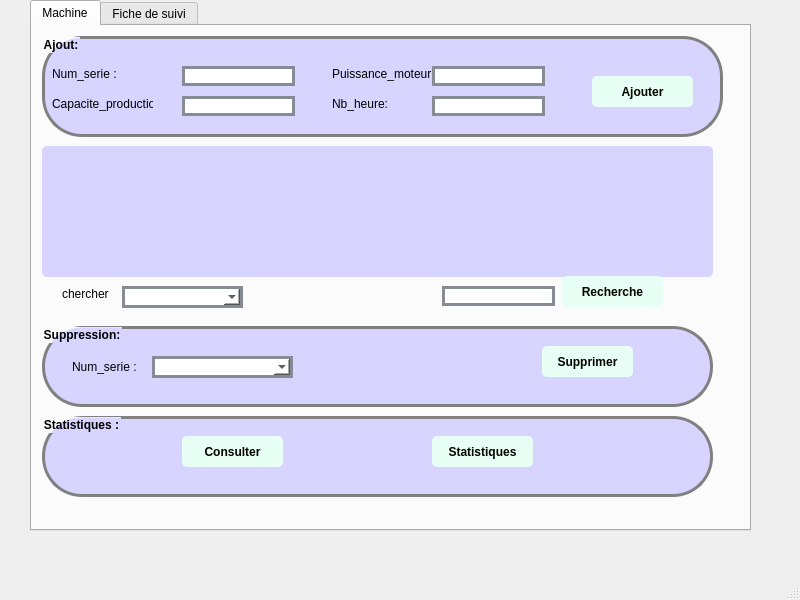
Old version of the form GestionMachine/mainwindow.ui in the repository malekelfekih/Smart_Factory_2A9.
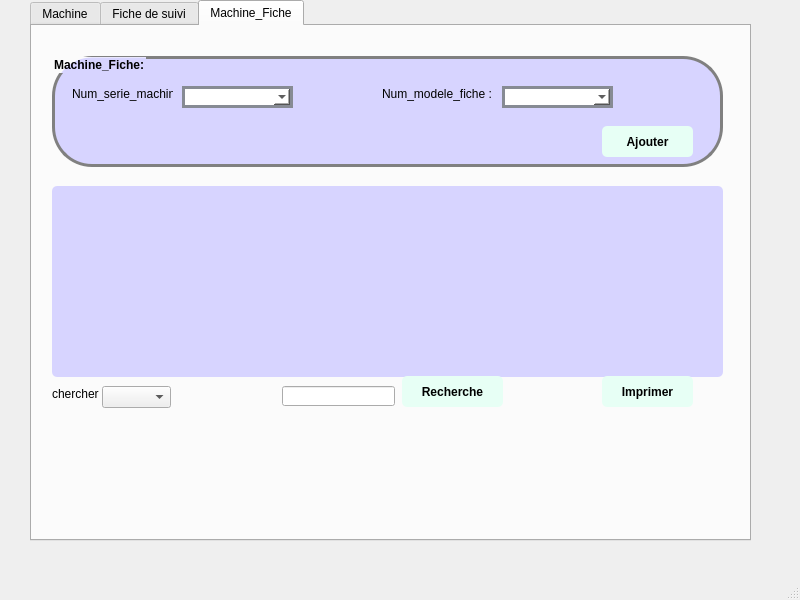
New version of the form. The open tabs and pages were chosen to show the change.

Diff of the .ui file:
```diff
--- a/GestionMachine/mainwindow.ui
+++ b/GestionMachine/mainwindow.ui
@@ -20,7 +20,7 @@
       <x>30</x>
       <y>0</y>
       <width>721</width>
-      <height>531</height>
+      <height>541</height>
      </rect>
     </property>
     <property name="currentIndex">
@@ -612,37 +612,6 @@
 }</string>
        </property>
       </widget>
-      <widget class="QLabel" name="label_13">
-       <property name="geometry">
-        <rect>
-         <x>20</x>
-         <y>90</y>
-         <width>101</width>
-         <height>16</height>
-        </rect>
-       </property>
-       <property name="text">
-        <string>Num_serie_machine :</string>
-       </property>
-      </widget>
-      <widget class="QComboBox" name="comboBoxnummachine">
-       <property name="geometry">
-        <rect>
-         <x>140</x>
-         <y>90</y>
-         <width>111</width>
-         <height>22</height>
-        </rect>
-       </property>
-       <property name="styleSheet">
-        <string notr="true">QComboBox {
-	font: 75 8pt &quot;MS Shell Dlg 2&quot;;
-border: 3px solid #878b94;
-border-radius: 40pxt;
-background: white;
-}</string>
-       </property>
-      </widget>
       <widget class="QComboBox" name="comboBoxetat">
        <property name="geometry">
         <rect>
@@ -999,31 +968,6 @@
 </string>
       </property>
      </widget>
-     <widget class="QPushButton" name="pushButtonimprimer">
-      <property name="geometry">
-       <rect>
-        <x>570</x>
-        <y>260</y>
-        <width>91</width>
-        <height>31</height>
-       </rect>
-      </property>
-      <property name="styleSheet">
-       <string notr="true">QPushButton {
-padding: 5px;
-border-radius: 5px;
-background-color:#e7fff5;
-font-weight: bold;
-}
-QPushButton:hover
-{
-color :white;
-}</string>
-      </property>
-      <property name="text">
-       <string>Imprimer</string>
-      </property>
-     </widget>
      <widget class="QPushButton" name="pushButtonrecherche1">
       <property name="geometry">
        <rect>
@@ -1099,6 +1043,223 @@
       </property>
      </widget>
     </widget>
+    <widget class="QWidget" name="MachineFiche">
+     <attribute name="title">
+      <string>Machine_Fiche</string>
+     </attribute>
+     <widget class="QGroupBox" name="groupBox_5">
+      <property name="geometry">
+       <rect>
+        <x>20</x>
+        <y>30</y>
+        <width>671</width>
+        <height>111</height>
+       </rect>
+      </property>
+      <property name="styleSheet">
+       <string notr="true">QGroupBox {
+padding: 5px;
+border-radius: 5px;
+font-weight: bold;
+border: 3px solid gray;
+border-radius: 40px;
+background: #d7d4ff;
+}</string>
+      </property>
+      <property name="title">
+       <string>Machine_Fiche:</string>
+      </property>
+      <widget class="QComboBox" name="comboBoxnummachine">
+       <property name="geometry">
+        <rect>
+         <x>130</x>
+         <y>30</y>
+         <width>111</width>
+         <height>22</height>
+        </rect>
+       </property>
+       <property name="styleSheet">
+        <string notr="true">QComboBox {
+	font: 75 8pt &quot;MS Shell Dlg 2&quot;;
+border: 3px solid #878b94;
+border-radius: 40pxt;
+background: white;
+}</string>
+       </property>
+      </widget>
+      <widget class="QLabel" name="label_13">
+       <property name="geometry">
+        <rect>
+         <x>20</x>
+         <y>30</y>
+         <width>101</width>
+         <height>16</height>
+        </rect>
+       </property>
+       <property name="text">
+        <string>Num_serie_machine :</string>
+       </property>
+      </widget>
+      <widget class="QComboBox" name="comboBoxnumfiche">
+       <property name="geometry">
+        <rect>
+         <x>450</x>
+         <y>30</y>
+         <width>111</width>
+         <height>22</height>
+        </rect>
+       </property>
+       <property name="styleSheet">
+        <string notr="true">QComboBox {
+	font: 75 8pt &quot;MS Shell Dlg 2&quot;;
+border: 3px solid #878b94;
+border-radius: 40pxt;
+background: white;
+}</string>
+       </property>
+      </widget>
+      <widget class="QLabel" name="label_6">
+       <property name="geometry">
+        <rect>
+         <x>330</x>
+         <y>30</y>
+         <width>121</width>
+         <height>16</height>
+        </rect>
+       </property>
+       <property name="text">
+        <string>Num_modele_fiche :</string>
+       </property>
+      </widget>
+      <widget class="QPushButton" name="pushButtonajoutermf">
+       <property name="geometry">
+        <rect>
+         <x>550</x>
+         <y>70</y>
+         <width>91</width>
+         <height>31</height>
+        </rect>
+       </property>
+       <property name="styleSheet">
+        <string notr="true">QPushButton {
+padding: 5px;
+border-radius: 5px;
+background-color:#e7fff5;
+font-weight: bold;
+}
+QPushButton:hover
+{
+color :white;
+}</string>
+       </property>
+       <property name="text">
+        <string>Ajouter</string>
+       </property>
+      </widget>
+     </widget>
+     <widget class="QTableView" name="machinefiche">
+      <property name="geometry">
+       <rect>
+        <x>20</x>
+        <y>160</y>
+        <width>671</width>
+        <height>191</height>
+       </rect>
+      </property>
+      <property name="styleSheet">
+       <string notr="true">QTableView {
+padding: 5px;
+border-radius: 5px;
+background-color:#d7d4ff;
+font-weight: bold;
+}
+</string>
+      </property>
+     </widget>
+     <widget class="QPushButton" name="pushButtonimprimer">
+      <property name="geometry">
+       <rect>
+        <x>570</x>
+        <y>350</y>
+        <width>91</width>
+        <height>31</height>
+       </rect>
+      </property>
+      <property name="styleSheet">
+       <string notr="true">QPushButton {
+padding: 5px;
+border-radius: 5px;
+background-color:#e7fff5;
+font-weight: bold;
+}
+QPushButton:hover
+{
+color :white;
+}</string>
+      </property>
+      <property name="text">
+       <string>Imprimer</string>
+      </property>
+     </widget>
+     <widget class="QPushButton" name="pushButtonrecherche1_2">
+      <property name="geometry">
+       <rect>
+        <x>370</x>
+        <y>350</y>
+        <width>101</width>
+        <height>31</height>
+       </rect>
+      </property>
+      <property name="styleSheet">
+       <string notr="true">QPushButton {
+padding: 5px;
+border-radius: 5px;
+background-color:#e7fff5;
+font-weight: bold;
+}
+QPushButton:hover
+{
+color :white;
+}</string>
+      </property>
+      <property name="text">
+       <string>Recherche</string>
+      </property>
+     </widget>
+     <widget class="QLabel" name="label_19">
+      <property name="geometry">
+       <rect>
+        <x>20</x>
+        <y>360</y>
+        <width>141</width>
+        <height>16</height>
+       </rect>
+      </property>
+      <property name="text">
+       <string>chercher</string>
+      </property>
+     </widget>
+     <widget class="QComboBox" name="comboBoxchercher11">
+      <property name="geometry">
+       <rect>
+        <x>70</x>
+        <y>360</y>
+        <width>69</width>
+        <height>22</height>
+       </rect>
+      </property>
+     </widget>
+     <widget class="QLineEdit" name="LEchercher11">
+      <property name="geometry">
+       <rect>
+        <x>250</x>
+        <y>360</y>
+        <width>113</width>
+        <height>20</height>
+       </rect>
+      </property>
+     </widget>
+    </widget>
    </widget>
   </widget>
   <widget class="QMenuBar" name="menubar">
```
Left out of the diff: 8 changed lines with no effect on the pictures.
